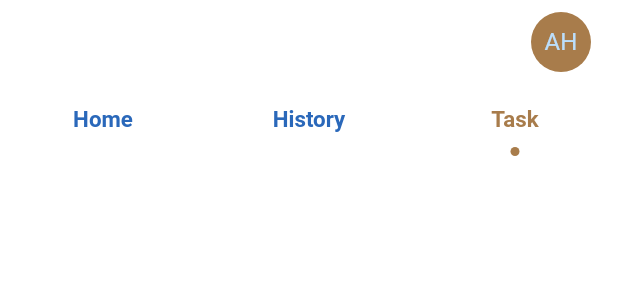
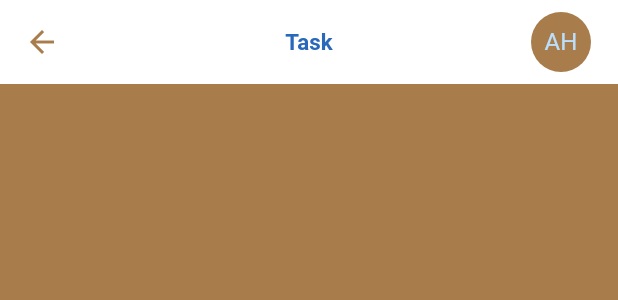
Before and after one commit to nofipriatno/new-fintools, a Flutter app: the SurveyHomePage widget shown alone on an empty page, opened directly, tab 3 chosen, on a phone screen of 412 x 824 dp. Shown: the top 300 px of the screen. Run offline on Flutter 3.47's test engine with Material 2 defaults, Android fonts, the phone set to English and light mode, and no system bars; our stand-ins replace bloc, carousel_slider, connectivity_plus, dartz, dio, drift and 12 more; missing offline and left inert: onesignal_flutter; accounts and stored records are empty; generated files the repository leaves out were written again.

Commit message:
Feature :  - Add Custom Bottom sheet

```diff
--- a/lib/main.dart
+++ b/lib/main.dart
@@ -50,6 +50,9 @@ class MyApp extends StatelessWidget {
           primaryColor: AppColor.white,
           backgroundColor: AppColor.white,
           scaffoldBackgroundColor: AppColor.white,
+          primaryIconTheme:
+              IconTheme.of(context).copyWith(color: AppColor.gold),
+          iconTheme: IconTheme.of(context).copyWith(color: AppColor.gold),
           appBarTheme: AppBarTheme.of(context)
               .copyWith(color: AppColor.white, elevation: 0),
         ),
--- /dev/null
+++ b/lib/presentation/component/app_bar/custom_app_bar.dart
@@ -0,0 +1,32 @@
+import 'package:fintools/domain/core/constant/app_color.dart';
+import 'package:fintools/domain/core/constant/app_font.dart';
+import 'package:fintools/presentation/component/bottom_sheet/custom_bottom_sheet.dart';
+import 'package:flutter/material.dart';
+
+class CustomAppBar {
+  static surveyAppBar(BuildContext context, {String? title}) {
+    return AppBar(
+      iconTheme: IconThemeData(color: AppColor.gold),
+      title: title != null
+          ? Text(
+              title,
+              style: AppFont.text13Bold.copyWith(color: AppColor.blue),
+            )
+          : null,
+      centerTitle: true,
+      actions: [
+        Padding(
+          padding: const EdgeInsets.all(8.0),
+          child: InkWell(
+            onTap: () => CustomBottomSheet.logout(context),
+            child: CircleAvatar(
+              child: const Text('AH'),
+              backgroundColor: AppColor.gold,
+              radius: 30,
+            ),
+          ),
+        )
+      ],
+    );
+  }
+}
--- a/lib/presentation/survey/survey_home_page.dart
+++ b/lib/presentation/survey/survey_home_page.dart
@@ -1,8 +1,10 @@
 import 'package:fintools/domain/core/constant/app_asset.dart';
 import 'package:fintools/domain/core/constant/app_color.dart';
 import 'package:fintools/domain/core/constant/app_font.dart';
+import 'package:fintools/presentation/component/app_bar/custom_app_bar.dart';
 import 'package:fintools/presentation/component/indicator/circle_tab_indicator.dart';
 import 'package:fintools/presentation/component/scaffold/custom_scaffold.dart';
+import 'package:fintools/presentation/survey/survey_task_page.dart';
 import 'package:fintools/utilities/i10n/l10n.dart';
 import 'package:fintools/utilities/utilities.dart';
 import 'package:flutter/material.dart';
@@ -16,20 +18,24 @@ class SurveyHomePage extends HookWidget {
   Widget build(BuildContext context) {
     TabController controller = useTabController(initialLength: 3);
 
+    useEffect(() {
+      controller.addListener(() {
+        if (controller.indexIsChanging) {
+          if (controller.index == 2) {
+            Navigator.push(
+              context,
+              MaterialPageRoute(
+                builder: (_) => const SurveyTaskPage(),
+              ),
+            ).then((value) => controller.index = 0);
+          }
+        }
+      });
+    }, [controller]);
+
     return CustomScaffold.normal(
       context,
-      appBar: AppBar(
-        actions: [
-          Padding(
-            padding: const EdgeInsets.all(8.0),
-            child: CircleAvatar(
-              child: const Text('AH'),
-              backgroundColor: AppColor.gold,
-              radius: 30,
-            ),
-          )
-        ],
-      ),
+      appBar: CustomAppBar.surveyAppBar(context),
       body: DefaultTabController(
         length: controller.length,
         child: Column(
--- /dev/null
+++ b/lib/presentation/survey/survey_task_page.dart
@@ -0,0 +1,20 @@
+import 'package:fintools/domain/core/constant/app_color.dart';
+import 'package:fintools/presentation/component/app_bar/custom_app_bar.dart';
+import 'package:fintools/presentation/component/scaffold/custom_scaffold.dart';
+import 'package:fintools/utilities/i10n/l10n.dart';
+import 'package:flutter/material.dart';
+
+class SurveyTaskPage extends StatelessWidget {
+  const SurveyTaskPage({Key? key}) : super(key: key);
+
+  @override
+  Widget build(BuildContext context) {
+    return CustomScaffold.normal(
+      context,
+      appBar: CustomAppBar.surveyAppBar(context, title: I10n.current.task),
+      body: Container(
+        color: AppColor.gold,
+      ),
+    );
+  }
+}
--- a/lib/utilities/i10n/intl/messages_en.dart
+++ b/lib/utilities/i10n/intl/messages_en.dart
@@ -39,6 +39,7 @@ class MessageLookup extends MessageLookupByLibrary {
             "Input Your Office Domain Address"),
         "lang": MessageLookupByLibrary.simpleMessage("en"),
         "login": MessageLookupByLibrary.simpleMessage("Login"),
+        "logout": MessageLookupByLibrary.simpleMessage("Logout"),
         "product_collect": MessageLookupByLibrary.simpleMessage("Collection"),
         "product_key_1": MessageLookupByLibrary.simpleMessage("iprove"),
         "product_key_2": MessageLookupByLibrary.simpleMessage("collection"),
--- a/lib/utilities/i10n/intl/messages_id.dart
+++ b/lib/utilities/i10n/intl/messages_id.dart
@@ -39,6 +39,7 @@ class MessageLookup extends MessageLookupByLibrary {
             MessageLookupByLibrary.simpleMessage("Masukkan Domain Perusahaan"),
         "lang": MessageLookupByLibrary.simpleMessage("id"),
         "login": MessageLookupByLibrary.simpleMessage("Masuk"),
+        "logout": MessageLookupByLibrary.simpleMessage("Keluar"),
         "product_collect": MessageLookupByLibrary.simpleMessage("Collection"),
         "product_key_1": MessageLookupByLibrary.simpleMessage("iprove"),
         "product_key_2": MessageLookupByLibrary.simpleMessage("collection"),
--- a/lib/utilities/i10n/intl_en.arb
+++ b/lib/utilities/i10n/intl_en.arb
@@ -30,5 +30,6 @@
   },
   "upcoming_survey": "Upcoming Survey",
   "today": "Today",
-  "task_completed": "Task Completed"
+  "task_completed": "Task Completed",
+  "logout": "Logout"
 }
--- a/lib/utilities/i10n/intl_id.arb
+++ b/lib/utilities/i10n/intl_id.arb
@@ -30,5 +30,6 @@
   },
   "upcoming_survey": "Survey Selanjutnya",
   "today": "Hari ini",
-  "task_completed": "Tugas telah selasai"
+  "task_completed": "Tugas telah selasai",
+  "logout": "Keluar"
 }
--- a/lib/utilities/utilities.dart
+++ b/lib/utilities/utilities.dart
@@ -57,7 +57,7 @@ class AppUtils {
       DateTime? now = normalizeDateTime(DateTime.now());
       DateTime? param = normalizeDateTime(date);
       if (isSameMomentAs(now, param)) {
-        result += '${I10n.current.today} ${formatDate(date)!}';
+        result += '${I10n.current.today} ${formatDate(date, format: 'dd MMM,yyyy HH:mm')!}';
       } else {
         result += formatDate(date, format: 'EEEE dd MMM,yyyy HH:mm')!;
       }
```
Also changed, not shown: lib/presentation/component/bottom_sheet/custom_bottom_sheet.dart (added, +46 -0 lines), lib/utilities/i10n/l10n.dart (+10 -0 lines).
